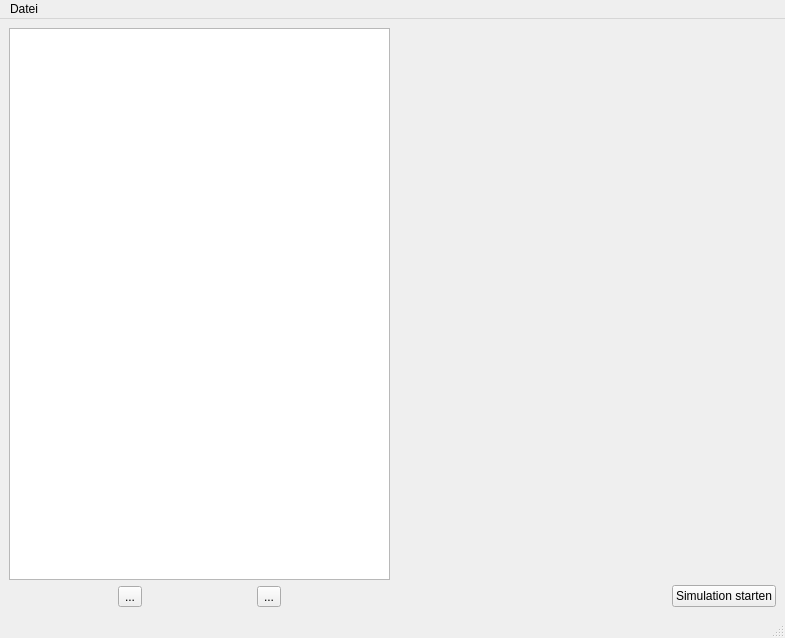
Above: main_window.ui from ChrFr/gui_vm before the change. Below: the same form after it.
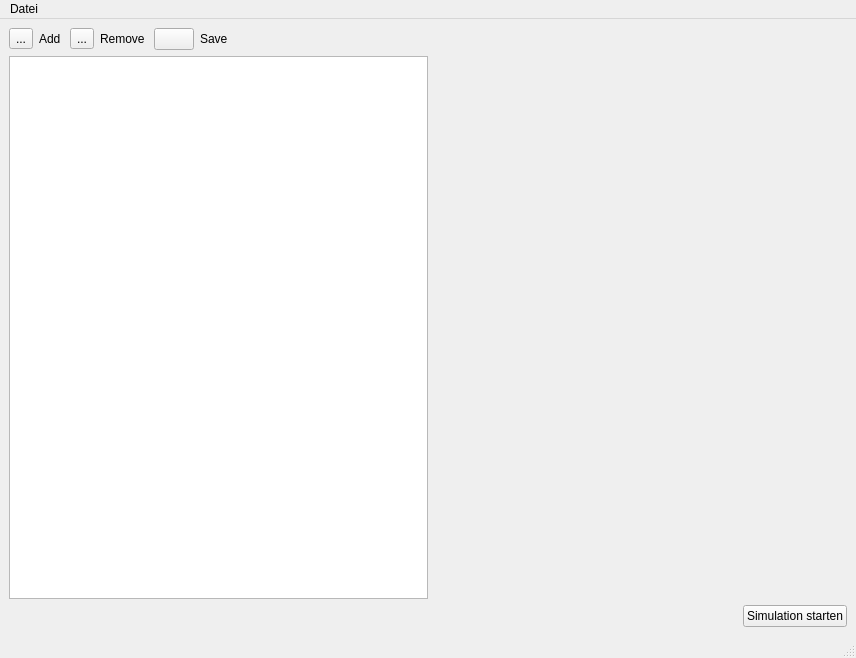
That is the form after the change. Icons and pictures are not drawn.

Commit message: detail boxes editable with qt designer, added signal/slots

```diff
--- a/main_window.ui
+++ b/main_window.ui
@@ -6,8 +6,8 @@
    <rect>
     <x>0</x>
     <y>0</y>
-    <width>785</width>
-    <height>638</height>
+    <width>856</width>
+    <height>658</height>
    </rect>
   </property>
   <property name="windowTitle">
@@ -15,6 +15,30 @@
   </property>
   <widget class="QWidget" name="centralwidget">
    <layout class="QGridLayout" name="gridLayout">
+    <item row="1" column="0">
+     <layout class="QHBoxLayout" name="horizontalLayout_4">
+      <item>
+       <spacer name="horizontalSpacer">
+        <property name="orientation">
+         <enum>Qt::Horizontal</enum>
+        </property>
+        <property name="sizeHint" stdset="0">
+         <size>
+          <width>40</width>
+          <height>20</height>
+         </size>
+        </property>
+       </spacer>
+      </item>
+      <item>
+       <widget class="QPushButton" name="start_button">
+        <property name="text">
+         <string>Simulation starten</string>
+        </property>
+       </widget>
+      </item>
+     </layout>
+    </item>
     <item row="0" column="0">
      <layout class="QHBoxLayout" name="horizontalLayout_3">
       <item>
@@ -22,22 +46,8 @@
         <property name="sizeConstraint">
          <enum>QLayout::SetMaximumSize</enum>
         </property>
-        <item>
-         <widget class="QTreeView" name="project_tree_view"/>
-        </item>
         <item>
          <layout class="QHBoxLayout" name="horizontalLayout_2">
-          <item>
-           <widget class="QToolButton" name="minus_button">
-            <property name="text">
-             <string>...</string>
-            </property>
-            <property name="icon">
-             <iconset resource="gui.qrc">
-              <normaloff>:/buttons/icons/minus.png</normaloff>:/buttons/icons/minus.png</iconset>
-            </property>
-           </widget>
-          </item>
           <item>
            <widget class="QToolButton" name="plus_button">
             <property name="text">
@@ -55,45 +65,75 @@
             </property>
            </widget>
           </item>
+          <item>
+           <widget class="QLabel" name="label">
+            <property name="text">
+             <string>Add </string>
+            </property>
+           </widget>
+          </item>
+          <item>
+           <widget class="QToolButton" name="minus_button">
+            <property name="text">
+             <string>...</string>
+            </property>
+            <property name="icon">
+             <iconset resource="gui.qrc">
+              <normaloff>:/buttons/icons/minus.png</normaloff>:/buttons/icons/minus.png</iconset>
+            </property>
+           </widget>
+          </item>
+          <item>
+           <widget class="QLabel" name="label_2">
+            <property name="text">
+             <string>Remove </string>
+            </property>
+           </widget>
+          </item>
+          <item>
+           <widget class="QPushButton" name="save_button">
+            <property name="text">
+             <string/>
+            </property>
+            <property name="icon">
+             <iconset resource="gui.qrc">
+              <normaloff>:/buttons/icons/save.png</normaloff>:/buttons/icons/save.png</iconset>
+            </property>
+           </widget>
+          </item>
+          <item>
+           <widget class="QLabel" name="label_3">
+            <property name="text">
+             <string>Save </string>
+            </property>
+           </widget>
+          </item>
+          <item>
+           <spacer name="horizontalSpacer_3">
+            <property name="orientation">
+             <enum>Qt::Horizontal</enum>
+            </property>
+            <property name="sizeHint" stdset="0">
+             <size>
+              <width>40</width>
+              <height>20</height>
+             </size>
+            </property>
+           </spacer>
+          </item>
          </layout>
         </item>
+        <item>
+         <widget class="QTreeView" name="project_tree_view"/>
+        </item>
        </layout>
       </item>
       <item>
        <layout class="QVBoxLayout" name="right_Layout">
         <item>
-         <layout class="QVBoxLayout" name="info_layout"/>
-        </item>
-        <item>
-         <spacer name="verticalSpacer">
-          <property name="orientation">
-           <enum>Qt::Vertical</enum>
-          </property>
-          <property name="sizeHint" stdset="0">
-           <size>
-            <width>20</width>
-            <height>40</height>
-           </size>
-          </property>
-         </spacer>
-        </item>
-        <item>
-         <spacer name="horizontalSpacer_2">
-          <property name="orientation">
-           <enum>Qt::Horizontal</enum>
-          </property>
-          <property name="sizeHint" stdset="0">
-           <size>
-            <width>40</width>
-            <height>20</height>
-           </size>
-          </property>
-         </spacer>
-        </item>
-        <item>
-         <layout class="QHBoxLayout" name="horizontalLayout_4">
+         <layout class="QVBoxLayout" name="details_layout">
           <item>
-           <spacer name="horizontalSpacer">
+           <spacer name="horizontalSpacer_2">
             <property name="orientation">
              <enum>Qt::Horizontal</enum>
             </property>
@@ -105,13 +145,6 @@
             </property>
            </spacer>
           </item>
-          <item>
-           <widget class="QPushButton" name="start_button">
-            <property name="text">
-             <string>Simulation starten</string>
-            </property>
-           </widget>
-          </item>
          </layout>
         </item>
        </layout>
@@ -125,7 +158,7 @@
     <rect>
      <x>0</x>
      <y>0</y>
-     <width>785</width>
+     <width>856</width>
      <height>21</height>
     </rect>
    </property>
```
The commit also changes 15 other files.
